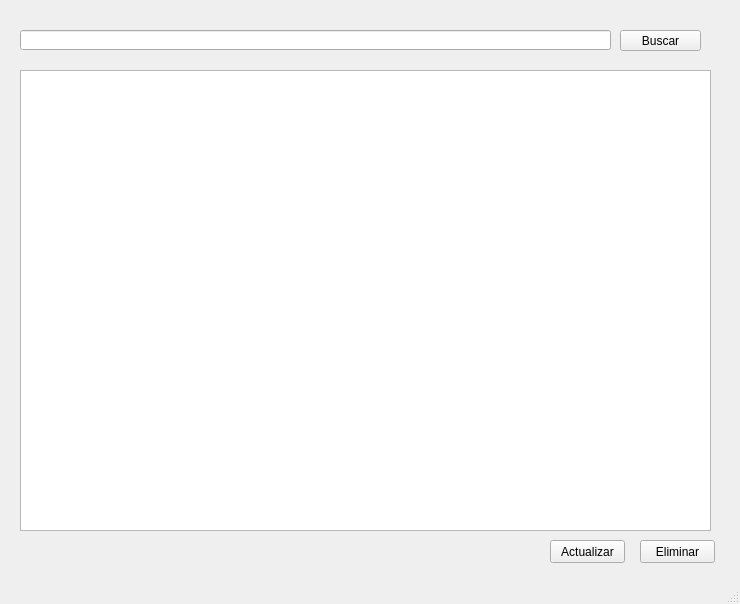
Sluur/gym_marcelo, file Pantallas qt/Socios.ui: the form before one commit.
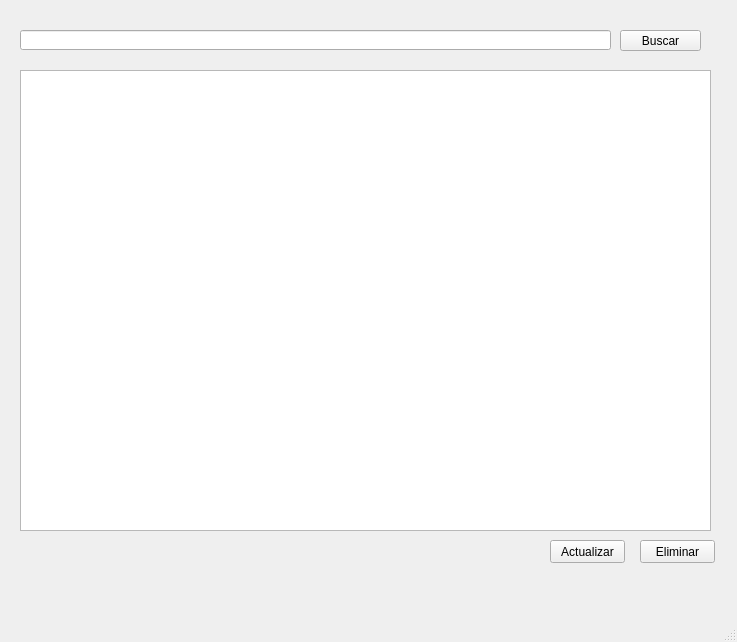
The form after the commit.

Patch:
```diff
--- a/Pantallas qt/Socios.ui
+++ b/Pantallas qt/Socios.ui
@@ -6,8 +6,8 @@
    <rect>
     <x>0</x>
     <y>0</y>
-    <width>740</width>
-    <height>604</height>
+    <width>737</width>
+    <height>642</height>
    </rect>
   </property>
   <property name="windowTitle">
```
Left out of the diff: 4 changed lines with no effect on the pictures.
